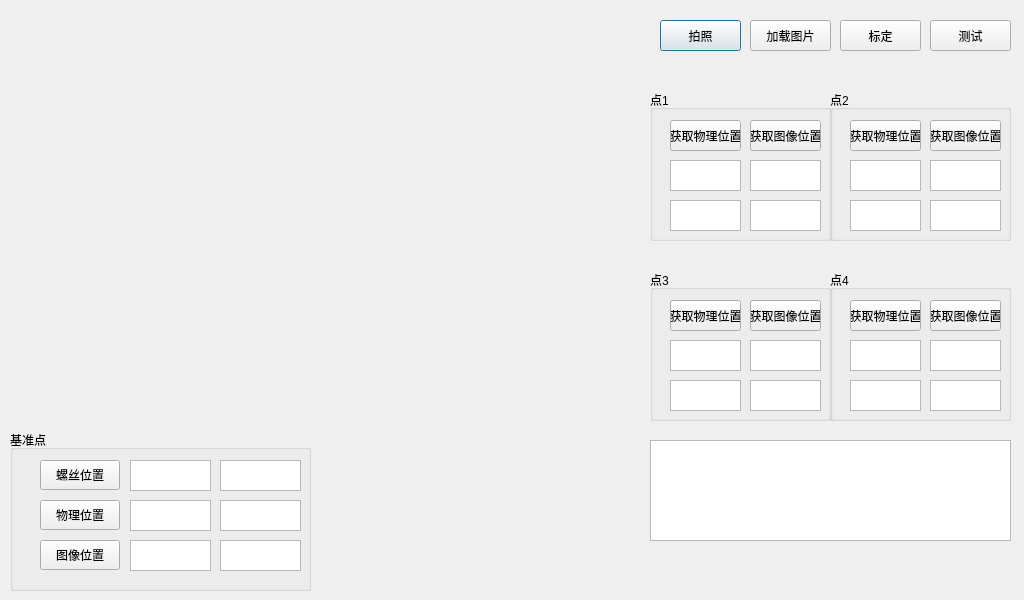
Qt form AQRVison/dialogcalibration.ui (MacavityT/2D_ScrewLocation) before a commit.
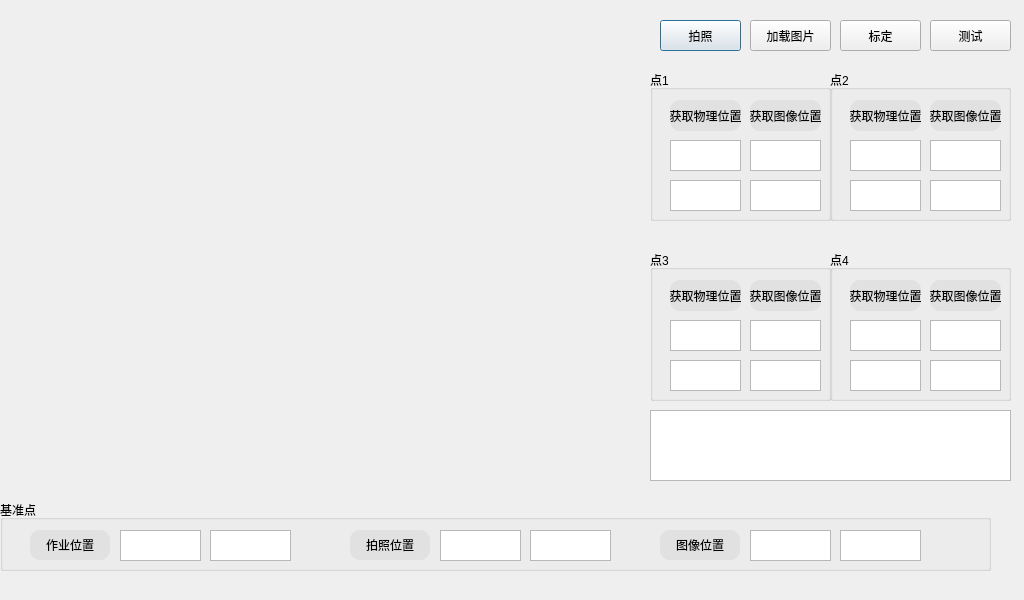
The same form after that commit.

```diff
--- a/AQRVison/dialogcalibration.ui
+++ b/AQRVison/dialogcalibration.ui
@@ -18,8 +18,8 @@
     <rect>
      <x>0</x>
      <y>0</y>
-     <width>641</width>
-     <height>421</height>
+     <width>640</width>
+     <height>480</height>
     </rect>
    </property>
   </widget>
@@ -65,10 +65,10 @@
   <widget class="QGroupBox" name="groupBox">
    <property name="geometry">
     <rect>
-     <x>10</x>
-     <y>430</y>
-     <width>301</width>
-     <height>161</height>
+     <x>0</x>
+     <y>500</y>
+     <width>991</width>
+     <height>71</height>
     </rect>
    </property>
    <property name="title">
@@ -77,21 +77,25 @@
    <widget class="QPushButton" name="pushButton_StdW">
     <property name="geometry">
      <rect>
-      <x>30</x>
-      <y>70</y>
+      <x>350</x>
+      <y>30</y>
       <width>80</width>
       <height>30</height>
      </rect>
     </property>
+    <property name="styleSheet">
+     <string notr="true">background-color:rgb(225,225,225);
+border-radius:10px;</string>
+    </property>
     <property name="text">
-     <string>物理位置</string>
+     <string>拍照位置</string>
     </property>
    </widget>
    <widget class="QTextEdit" name="textEdit_wStdx">
     <property name="geometry">
      <rect>
-      <x>120</x>
-      <y>70</y>
+      <x>440</x>
+      <y>30</y>
       <width>81</width>
       <height>31</height>
      </rect>
@@ -100,8 +104,8 @@
    <widget class="QTextEdit" name="textEdit_wStdy">
     <property name="geometry">
      <rect>
-      <x>210</x>
-      <y>70</y>
+      <x>530</x>
+      <y>30</y>
       <width>81</width>
       <height>31</height>
      </rect>
@@ -136,15 +140,19 @@
       <height>30</height>
      </rect>
     </property>
+    <property name="styleSheet">
+     <string notr="true">background-color:rgb(225,225,225);
+border-radius:10px;</string>
+    </property>
     <property name="text">
-     <string>螺丝位置</string>
+     <string>作业位置</string>
     </property>
    </widget>
    <widget class="QTextEdit" name="textEdit_pStdy">
     <property name="geometry">
      <rect>
-      <x>210</x>
-      <y>110</y>
+      <x>840</x>
+      <y>30</y>
       <width>81</width>
       <height>31</height>
      </rect>
@@ -153,8 +161,8 @@
    <widget class="QTextEdit" name="textEdit_pStdx">
     <property name="geometry">
      <rect>
-      <x>120</x>
-      <y>110</y>
+      <x>750</x>
+      <y>30</y>
       <width>81</width>
       <height>31</height>
      </rect>
@@ -166,12 +174,16 @@
     </property>
     <property name="geometry">
      <rect>
-      <x>30</x>
-      <y>110</y>
+      <x>660</x>
+      <y>30</y>
       <width>80</width>
       <height>30</height>
      </rect>
     </property>
+    <property name="styleSheet">
+     <string notr="true">background-color:rgb(225,225,225);
+border-radius:10px;</string>
+    </property>
     <property name="text">
      <string>图像位置</string>
     </property>
@@ -181,7 +193,7 @@
    <property name="geometry">
     <rect>
      <x>650</x>
-     <y>90</y>
+     <y>70</y>
      <width>181</width>
      <height>151</height>
     </rect>
@@ -199,7 +211,8 @@
      </rect>
     </property>
     <property name="styleSheet">
-     <string notr="true">font: 75 8pt &quot;Aharoni&quot;;</string>
+     <string notr="true">background-color:rgb(225,225,225);
+border-radius:10px;font: 75 8pt &quot;Aharoni&quot;;</string>
     </property>
     <property name="text">
      <string>获取物理位置</string>
@@ -235,7 +248,8 @@
      </rect>
     </property>
     <property name="styleSheet">
-     <string notr="true">font: 75 8pt &quot;Aharoni&quot;;</string>
+     <string notr="true">background-color:rgb(225,225,225);
+border-radius:10px;font: 75 8pt &quot;Aharoni&quot;;</string>
     </property>
     <property name="text">
      <string>获取图像位置</string>
@@ -266,7 +280,7 @@
    <property name="geometry">
     <rect>
      <x>830</x>
-     <y>90</y>
+     <y>70</y>
      <width>181</width>
      <height>151</height>
     </rect>
@@ -284,7 +298,8 @@
      </rect>
     </property>
     <property name="styleSheet">
-     <string notr="true">font: 75 8pt &quot;Aharoni&quot;;</string>
+     <string notr="true">background-color:rgb(225,225,225);
+border-radius:10px;font: 75 8pt &quot;Aharoni&quot;;</string>
     </property>
     <property name="text">
      <string>获取物理位置</string>
@@ -320,7 +335,8 @@
      </rect>
     </property>
     <property name="styleSheet">
-     <string notr="true">font: 75 8pt &quot;Aharoni&quot;;</string>
+     <string notr="true">background-color:rgb(225,225,225);
+border-radius:10px;font: 75 8pt &quot;Aharoni&quot;;</string>
     </property>
     <property name="text">
      <string>获取图像位置</string>
@@ -351,7 +367,7 @@
    <property name="geometry">
     <rect>
      <x>650</x>
-     <y>270</y>
+     <y>250</y>
      <width>181</width>
      <height>151</height>
     </rect>
@@ -369,7 +385,8 @@
      </rect>
     </property>
     <property name="styleSheet">
-     <string notr="true">font: 75 8pt &quot;Aharoni&quot;;</string>
+     <string notr="true">background-color:rgb(225,225,225);
+border-radius:10px;font: 75 8pt &quot;Aharoni&quot;;</string>
     </property>
     <property name="text">
      <string>获取物理位置</string>
@@ -405,7 +422,8 @@
      </rect>
     </property>
     <property name="styleSheet">
-     <string notr="true">font: 75 8pt &quot;Aharoni&quot;;</string>
+     <string notr="true">background-color:rgb(225,225,225);
+border-radius:10px;font: 75 8pt &quot;Aharoni&quot;;</string>
     </property>
     <property name="text">
      <string>获取图像位置</string>
@@ -436,7 +454,7 @@
    <property name="geometry">
     <rect>
      <x>830</x>
-     <y>270</y>
+     <y>250</y>
      <width>181</width>
      <height>151</height>
     </rect>
@@ -454,7 +472,8 @@
      </rect>
     </property>
     <property name="styleSheet">
-     <string notr="true">font: 75 8pt &quot;Aharoni&quot;;</string>
+     <string notr="true">background-color:rgb(225,225,225);
+border-radius:10px;font: 75 8pt &quot;Aharoni&quot;;</string>
     </property>
     <property name="text">
      <string>获取物理位置</string>
@@ -490,7 +509,8 @@
      </rect>
     </property>
     <property name="styleSheet">
-     <string notr="true">font: 75 8pt &quot;Aharoni&quot;;</string>
+     <string notr="true">background-color:rgb(225,225,225);
+border-radius:10px;font: 75 8pt &quot;Aharoni&quot;;</string>
     </property>
     <property name="text">
      <string>获取图像位置</string>
@@ -521,9 +541,9 @@
    <property name="geometry">
     <rect>
      <x>650</x>
-     <y>440</y>
+     <y>410</y>
      <width>361</width>
-     <height>101</height>
+     <height>71</height>
     </rect>
    </property>
   </widget>
```
